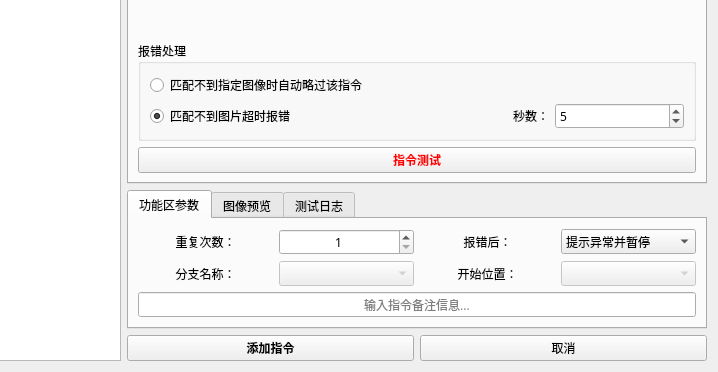
Above: 窗体/导航窗口.ui from FsterThanLight/automatic_clicker_2 before the change; both pictures show x 83 to 801 and y 436 to 808 of the 801 by 808 pixel window. Below: the same form after it.
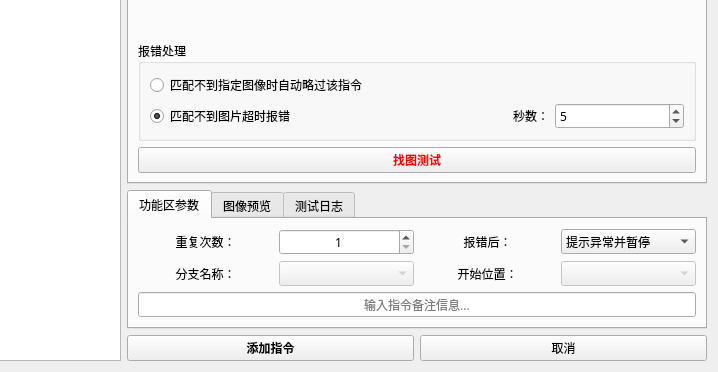
That is the form after the change. Icons and pictures are not drawn.

Commit message: 2024年05月17日 16:21:14 OCR指令修复

```diff
--- a/窗体/导航窗口.ui
+++ b/窗体/导航窗口.ui
@@ -3582,7 +3582,7 @@
             </font>
            </property>
            <property name="text">
-            <string>指令测试</string>
+            <string>找图测试</string>
            </property>
           </widget>
          </item>
```
The commit also changes 3 other files.
